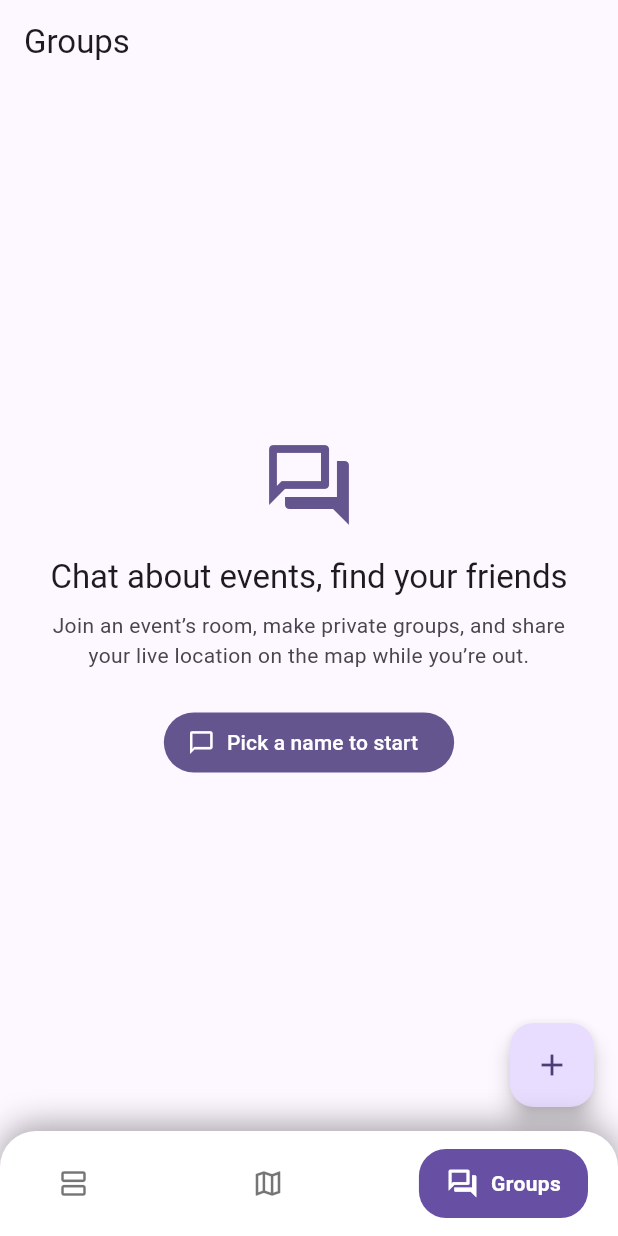
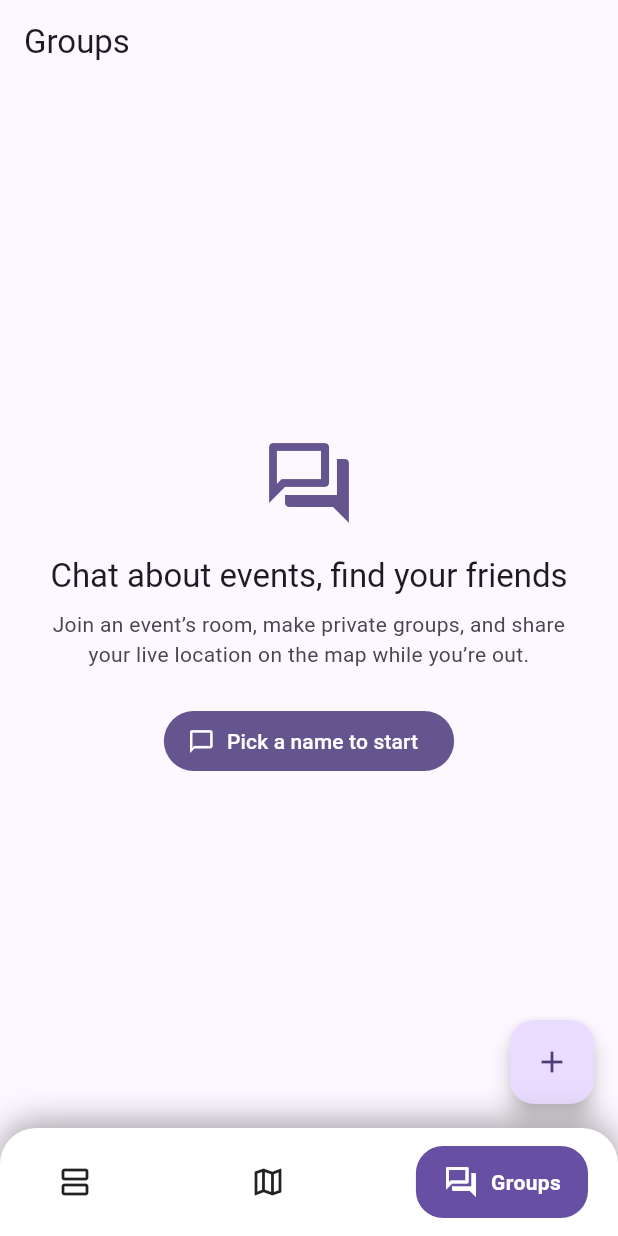
Before and after one commit to staminna/worldwide-events, a Flutter app: the screen it shows after launch, item 3 of the bottom bar chosen, on a phone screen of 412 x 824 dp. Run offline on Flutter 3.47's test engine with Material 3 defaults, Android fonts, the phone set to English and light mode, and no system bars; drawn by our look-alikes of google_nav_bar; our stand-ins replace cached_network_image, dio, flutter_compass, flutter_local_notifications, flutter_riverpod, geolocator and 5 more; missing offline and left inert: flutter_chat_core, flutter_chat_ui, maplibre_gl; network calls fail.

Commit message:
feat(ui): high-contrast GNav, always visible across Groups and chat
Extract the bottom menu into a shared AppNavBar widget driven by a
shellTabProvider instead of shell-local state, so screens outside the
shell can host and control it. The group chat screen now shows the same
white bar (Groups pill active, set on entry so deep links highlight
correctly); tapping a tab there returns to the shell on that tab. The
bar hides while the keyboard is up so it never crowds the composer.

Contrast pass: inactive icons black87 (was black54) at 24px on the white
bar, and the sharing-strip chips get a solid container background,
outline, and bold onSurface labels so they read clearly on the dark
conversation surface.

Co-Authored-By: Claude Fable 5 <noreply@anthropic.com>

```diff
--- a/flutter_mobile_app/lib/screens/group_chat_screen.dart
+++ b/flutter_mobile_app/lib/screens/group_chat_screen.dart
@@ -14,6 +14,7 @@ import '../state/location.dart';
 import '../state/location_share.dart';
 import '../state/unread.dart';
 import '../util/geo.dart';
+import '../widgets/app_nav_bar.dart';
 import 'friend_map_screen.dart';
 
 /// One group's conversation. The flyer_chat Chat widget renders; our Riverpod
@@ -49,6 +50,9 @@ class _GroupChatScreenState extends ConsumerState<GroupChatScreen> {
       ref.read(activeGroupProvider.notifier).state = widget.groupId;
       ref.read(unreadCountsProvider.notifier).clear(widget.groupId);
       ref.read(readMarksProvider.notifier).markRead(widget.groupId);
+      // A conversation belongs to the Groups tab — keep its pill active on
+      // the nav bar hosted below (matters when arriving via deep link).
+      ref.read(shellTabProvider.notifier).state = 2;
     });
   }
 
@@ -288,6 +292,12 @@ class _GroupChatScreenState extends ConsumerState<GroupChatScreen> {
           Expanded(child: _buildChat(messagesState, identity, theme)),
         ],
       ),
+      // The menu stays visible inside a conversation too; tapping a tab
+      // returns to the shell on that tab. Hidden while the keyboard is up
+      // so it never crowds the composer.
+      bottomNavigationBar: MediaQuery.viewInsetsOf(context).bottom > 0
+          ? null
+          : AppNavBar(onSelected: (_) => context.go('/')),
     );
   }
 
@@ -385,7 +395,15 @@ class _SharingFriendsStrip extends ConsumerWidget {
                 padding: const EdgeInsets.only(right: 8),
                 child: ActionChip(
                   avatar: Icon(Icons.near_me, size: 16, color: cs.tertiary),
-                  label: Text(label(p)),
+                  label: Text(
+                    label(p),
+                    style: TextStyle(
+                      color: cs.onSurface,
+                      fontWeight: FontWeight.w600,
+                    ),
+                  ),
+                  backgroundColor: cs.surfaceContainerHigh,
+                  side: BorderSide(color: cs.outlineVariant),
                   visualDensity: VisualDensity.compact,
                   onPressed: () => Navigator.of(context).push(
                     MaterialPageRoute(
--- a/flutter_mobile_app/lib/screens/home_shell.dart
+++ b/flutter_mobile_app/lib/screens/home_shell.dart
@@ -1,14 +1,13 @@
 import 'package:flutter/material.dart';
 import 'package:flutter_riverpod/flutter_riverpod.dart';
 import 'package:geolocator/geolocator.dart';
-import 'package:google_nav_bar/google_nav_bar.dart';
 import 'package:shared_preferences/shared_preferences.dart';
 
 import '../state/follows.dart';
 import '../state/location.dart';
 import '../state/providers.dart';
-import '../state/unread.dart';
 import '../util/notifications.dart';
+import '../widgets/app_nav_bar.dart';
 import 'groups_screen.dart';
 import 'home_screen.dart';
 import 'map_screen.dart';
@@ -22,7 +21,6 @@ class HomeShell extends ConsumerStatefulWidget {
 
 class _HomeShellState extends ConsumerState<HomeShell>
     with WidgetsBindingObserver {
-  int _index = 0;
   // The map hosts a native GL PlatformView — don't spin it up at app boot
   // (or in widget tests); build it the first time the tab is opened, then
   // keep it alive so camera/selection survive tab switches.
@@ -136,10 +134,13 @@ class _HomeShellState extends ConsumerState<HomeShell>
   Widget build(BuildContext context) {
     // The map's immersive fullscreen hides the bottom nav.
     final fullscreen = ref.watch(mapFullscreenProvider);
-    final unread = ref.watch(hasAnyUnreadProvider);
+    final index = ref.watch(shellTabProvider);
+    // The tab can be switched from outside the shell (the chat screen hosts
+    // the same nav bar), so the map-visited latch tracks the provider.
+    if (index == 1) _mapVisited = true;
     return Scaffold(
       body: IndexedStack(
-        index: _index,
+        index: index,
         children: [
           const HomeScreen(),
           if (_mapVisited) const MapScreen() else const SizedBox.shrink(),
@@ -148,69 +149,10 @@ class _HomeShellState extends ConsumerState<HomeShell>
       ),
       bottomNavigationBar: fullscreen
           ? null
-          : Container(
-              // Full-width white bar with rounded top corners, sitting above
-              // the system footer/gesture area (SafeArea keeps the tabs clear
-              // of it while the white surface extends underneath).
-              decoration: BoxDecoration(
-                color: Colors.white,
-                borderRadius:
-                    const BorderRadius.vertical(top: Radius.circular(24)),
-                boxShadow: [
-                  BoxShadow(
-                    color: Colors.black.withValues(alpha: 0.35),
-                    blurRadius: 18,
-                    offset: const Offset(0, -4),
-                  ),
-                ],
-              ),
-              padding: const EdgeInsets.symmetric(horizontal: 20, vertical: 12),
-              child: SafeArea(
-                top: false,
-                child: GNav(
-                  selectedIndex: _index,
-                  onTabChange: (i) => setState(() {
-                    _index = i;
-                    if (i == 1) _mapVisited = true;
-                  }),
-                  gap: 8,
-                  color: Colors.black54,
-                  activeColor: Colors.white,
-                  rippleColor: Colors.black12,
-                  // Fixed seed purple: matches the app's accent everywhere
-                  // (map peer pills, chat bubbles) regardless of theme mode.
-                  tabBackgroundColor: const Color(0xFF6750A4),
-                  tabBorderRadius: 18,
-                  iconSize: 22,
-                  duration: const Duration(milliseconds: 250),
-                  padding: const EdgeInsets.symmetric(
-                    horizontal: 18,
-                    vertical: 12,
-                  ),
-                  tabs: [
-                    const GButton(
-                      icon: Icons.view_agenda_outlined,
-                      text: 'Feed',
-                    ),
-                    const GButton(icon: Icons.map_outlined, text: 'Map'),
-                    GButton(
-                      icon: Icons.forum_outlined,
-                      text: 'Groups',
-                      // leading replaces the icon, so mirror the active
-                      // state colors GNav would apply itself.
-                      leading: Badge(
-                        isLabelVisible: unread,
-                        smallSize: 8,
-                        child: Icon(
-                          Icons.forum_outlined,
-                          size: 22,
-                          color: _index == 2 ? Colors.white : Colors.black54,
-                        ),
-                      ),
-                    ),
-                  ],
-                ),
-              ),
+          : AppNavBar(
+              onSelected: (i) {
+                if (i == 1) setState(() => _mapVisited = true);
+              },
             ),
     );
   }
--- /dev/null
+++ b/flutter_mobile_app/lib/widgets/app_nav_bar.dart
@@ -0,0 +1,85 @@
+import 'package:flutter/material.dart';
+import 'package:flutter_riverpod/flutter_riverpod.dart';
+import 'package:google_nav_bar/google_nav_bar.dart';
+
+import '../state/unread.dart';
+
+/// Which HomeShell tab is active (0 Feed, 1 Map, 2 Groups). Lives in a
+/// provider (not shell-local state) so screens hosting the nav bar outside
+/// the shell — like the group chat screen — can switch tabs too.
+final shellTabProvider = StateProvider<int>((ref) => 0);
+
+/// The app's bottom navigation: a full-width white bar with rounded top
+/// corners above the footer, high-contrast black icons, and a seed-purple
+/// active pill. Shared by HomeShell and any screen where the menu must stay
+/// visible (group chat).
+class AppNavBar extends ConsumerWidget {
+  const AppNavBar({super.key, this.onSelected});
+
+  /// Called after the tab provider updates — HomeShell uses it to mark the
+  /// map visited; other hosts use it to navigate back to the shell.
+  final void Function(int index)? onSelected;
+
+  static const seedPurple = Color(0xFF6750A4);
+
+  @override
+  Widget build(BuildContext context, WidgetRef ref) {
+    final index = ref.watch(shellTabProvider);
+    final unread = ref.watch(hasAnyUnreadProvider);
+
+    return Container(
+      decoration: BoxDecoration(
+        color: Colors.white,
+        borderRadius: const BorderRadius.vertical(top: Radius.circular(24)),
+        boxShadow: [
+          BoxShadow(
+            color: Colors.black.withValues(alpha: 0.35),
+            blurRadius: 18,
+            offset: const Offset(0, -4),
+          ),
+        ],
+      ),
+      padding: const EdgeInsets.symmetric(horizontal: 20, vertical: 12),
+      child: SafeArea(
+        top: false,
+        child: GNav(
+          selectedIndex: index,
+          onTabChange: (i) {
+            ref.read(shellTabProvider.notifier).state = i;
+            onSelected?.call(i);
+          },
+          gap: 8,
+          // High contrast on the white bar: near-black inactive icons,
+          // white-on-purple active pill.
+          color: Colors.black87,
+          activeColor: Colors.white,
+          rippleColor: Colors.black12,
+          tabBackgroundColor: seedPurple,
+          tabBorderRadius: 18,
+          iconSize: 24,
+          duration: const Duration(milliseconds: 250),
+          padding: const EdgeInsets.symmetric(horizontal: 18, vertical: 12),
+          tabs: [
+            const GButton(icon: Icons.view_agenda_outlined, text: 'Feed'),
+            const GButton(icon: Icons.map_outlined, text: 'Map'),
+            GButton(
+              icon: Icons.forum_outlined,
+              text: 'Groups',
+              // leading replaces the icon, so mirror the active-state
+              // colors GNav would apply itself.
+              leading: Badge(
+                isLabelVisible: unread,
+                smallSize: 8,
+                child: Icon(
+                  Icons.forum_outlined,
+                  size: 24,
+                  color: index == 2 ? Colors.white : Colors.black87,
+                ),
+              ),
+            ),
+          ],
+        ),
+      ),
+    );
+  }
+}
```
